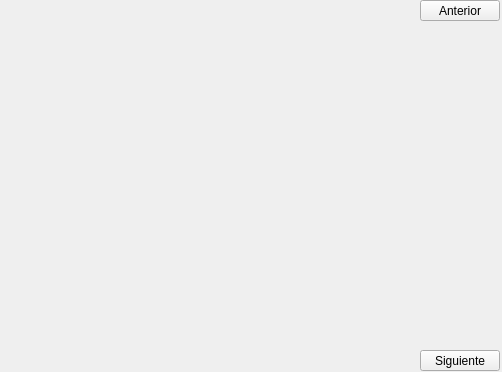
Qt form progra2/demonwindow.ui (madri308/Heaven_vs_Hell) before a commit.
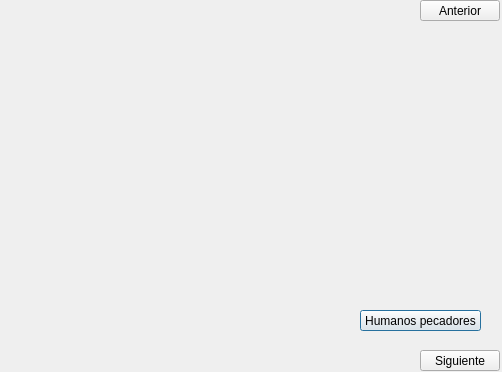
The same form after that commit. Icons and pictures are not drawn.

Commit message: Buenas noches CR

Diff of the .ui file:
```diff
--- a/progra2/demonwindow.ui
+++ b/progra2/demonwindow.ui
@@ -62,7 +62,7 @@
       <x>350</x>
       <y>40</y>
       <width>141</width>
-      <height>291</height>
+      <height>261</height>
      </rect>
     </property>
     <property name="sizePolicy">
@@ -84,6 +84,25 @@
      <bool>true</bool>
     </property>
    </widget>
+   <widget class="QPushButton" name="showHeap">
+    <property name="geometry">
+     <rect>
+      <x>360</x>
+      <y>310</y>
+      <width>121</width>
+      <height>21</height>
+     </rect>
+    </property>
+    <property name="text">
+     <string>Humanos pecadores</string>
+    </property>
+    <property name="autoDefault">
+     <bool>true</bool>
+    </property>
+    <property name="default">
+     <bool>true</bool>
+    </property>
+   </widget>
   </widget>
  </widget>
  <resources/>
```
Left out of the diff: 3 changed lines with no effect on the pictures. The commit also changes 2 other files.
